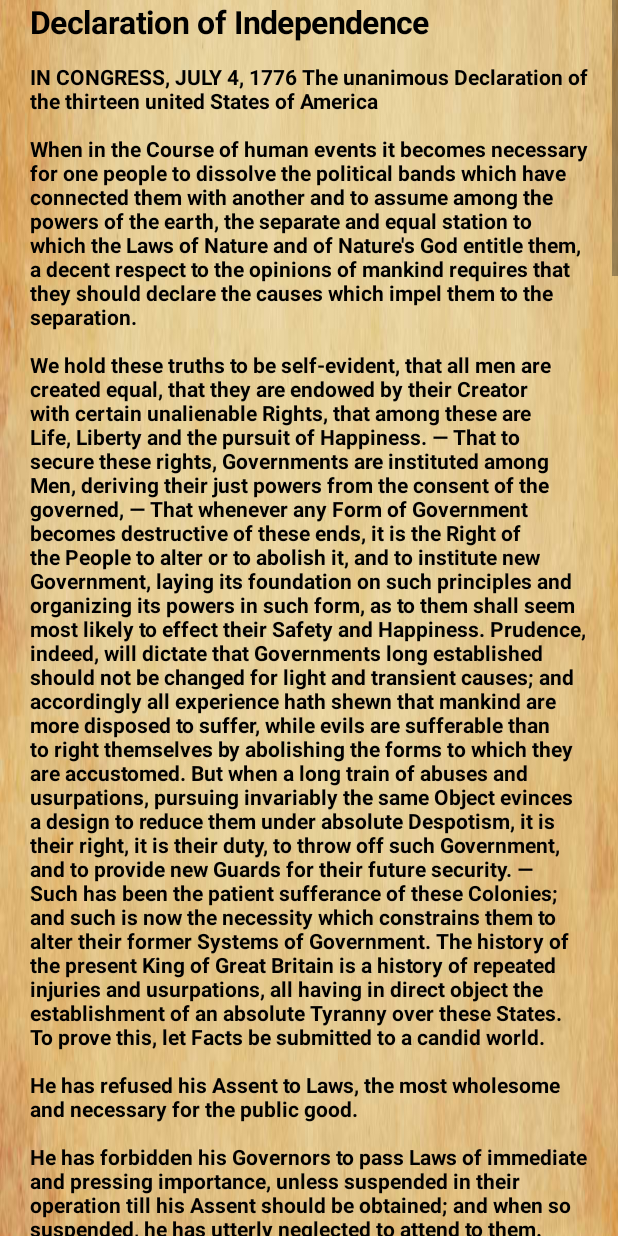
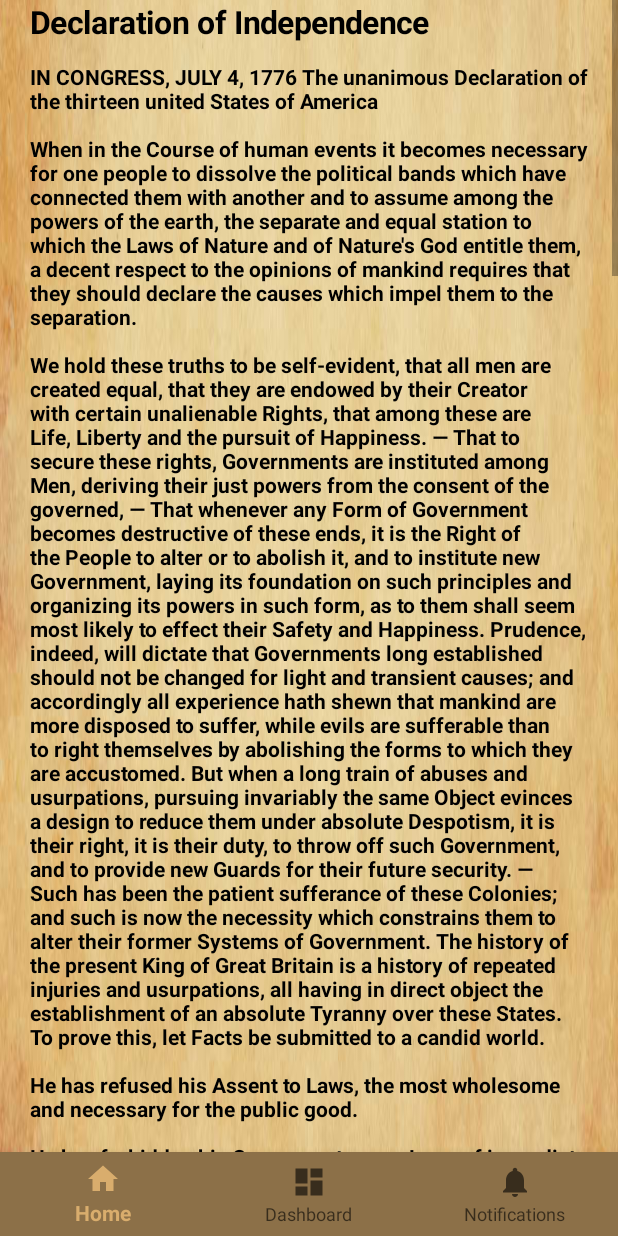
Before and after one commit to JamesHarley/knowyourrights, an Android app: the screen it shows after launch (MainActivity), after a tap on "DECLARATION OF INDEPENDENCE", on a phone screen of 412 x 824 dp. Run offline under Robolectric (Android 15) with nearby library versions, the phone set to English and light mode, and no system bars.

Commit message:
Bottom nav layout -- not functional

```diff
--- a/app/src/main/java/com/example/sundr/know_your_rights/MainActivity.java
+++ b/app/src/main/java/com/example/sundr/know_your_rights/MainActivity.java
@@ -25,6 +25,7 @@ public class MainActivity extends AppCompatActivity {
             switch (item.getItemId()) {
                 case R.id.navigation_home:
                     mTextMessage.setText(R.string.title_home);
+
                     return true;
                 case R.id.navigation_dashboard:
                     mTextMessage.setText(R.string.title_dashboard);
@@ -39,7 +40,7 @@ public class MainActivity extends AppCompatActivity {
     @Override
     protected void onCreate(Bundle savedInstanceState) {
         super.onCreate(savedInstanceState);
-        setContentView(R.layout.menu);
+        setContentView(R.layout.index);
 
     final Button Decl = findViewById(R.id.decl);
     Decl.setOnClickListener(new View.OnClickListener() {
--- a/app/src/main/res/layout/activity_main.xml
+++ b/app/src/main/res/layout/activity_main.xml
@@ -1,9 +1,11 @@
 <?xml version="1.0" encoding="utf-8"?>
-<android.support.design.widget.CoordinatorLayout xmlns:android="http://schemas.android.com/apk/res/android"
+<android.support.constraint.ConstraintLayout xmlns:android="http://schemas.android.com/apk/res/android"
     xmlns:app="http://schemas.android.com/apk/res-auto"
     xmlns:tools="http://schemas.android.com/tools"
+    android:id="@+id/container"
     android:layout_width="match_parent"
     android:layout_height="match_parent"
+
     tools:context=".MainActivity">
 
     <android.support.design.widget.AppBarLayout
@@ -28,4 +30,4 @@
         app:menu="@menu/navigation" />
 
 
-</android.support.design.widget.CoordinatorLayout>
+</android.support.constraint.ConstraintLayout>
```
Also changed, not shown: app/src/main/res/layout/index.xml (+16 -35 lines), app/src/main/res/layout/menu.xml (+3 -8 lines).
